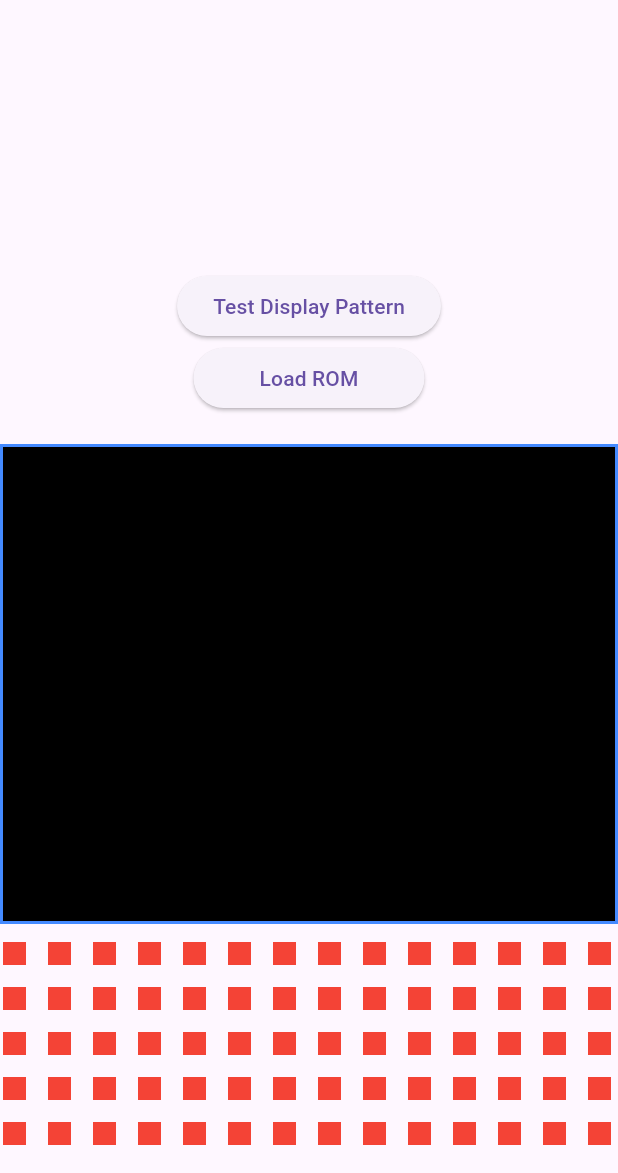
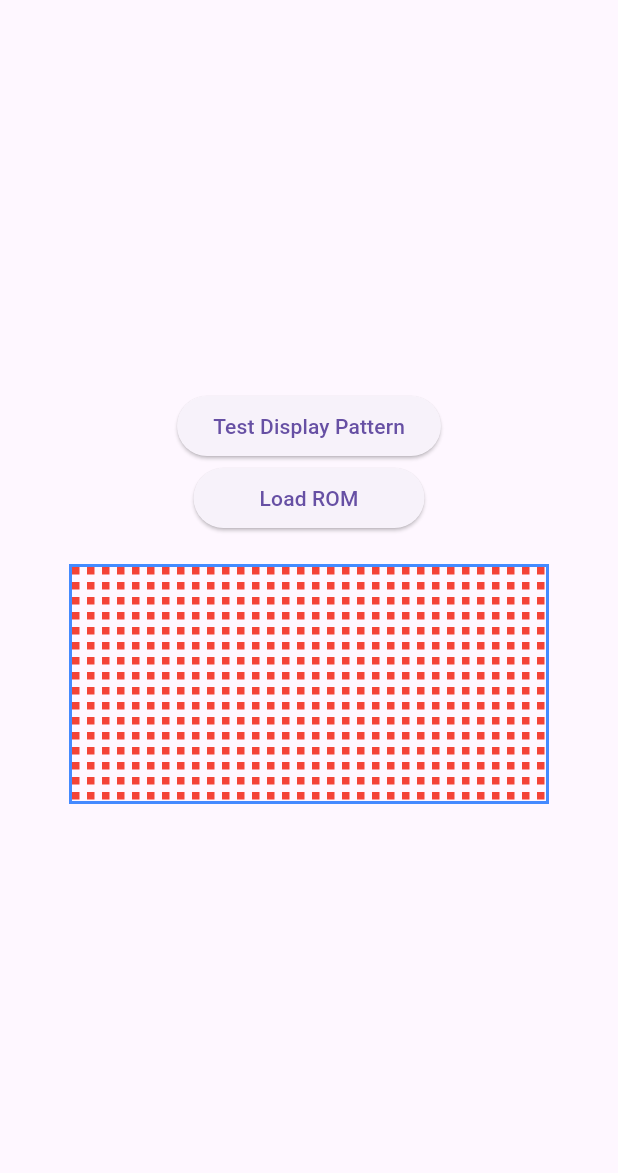
Before and after one commit to gotnull/derp8, a Flutter app: the screen it shows after launch, after a tap on "Test Display Pattern", on a phone screen of 412 x 824 dp, the part 63-1236 px from its top. Run offline on Flutter 3.47's test engine with Material 3 defaults, Android fonts, the phone set to English and light mode, and no system bars; our stand-ins replace file_picker; missing offline and left inert: window_manager.

Commit message:
I see pixels!

```diff
--- a/lib/lcd.dart
+++ b/lib/lcd.dart
@@ -11,12 +11,8 @@ class Chip8Painter extends CustomPainter {
 
   @override
   void paint(Canvas canvas, Size size) {
-    final Paint paint = Paint()
-      ..style = PaintingStyle.fill
-      ..isAntiAlias = false
-      ..color = Colors.red;
+    final Paint paint = Paint()..color = Colors.red;
 
-    // Draw each pixel according to the display array with fixed pixelSize
     for (int y = 0; y < screenHeight; y++) {
       for (int x = 0; x < screenWidth; x++) {
         if (display[y * screenWidth + x] == 1) {
@@ -27,8 +23,6 @@ class Chip8Painter extends CustomPainter {
             pixelSize,
           );
           canvas.drawRect(pixelRect, paint);
-          print(
-              "Drawing red pixel at ($x, $y) with fixed size ($pixelSize, $pixelSize)");
         }
       }
     }
--- a/lib/screen.dart
+++ b/lib/screen.dart
@@ -15,7 +15,7 @@ class Chip8Screen extends StatefulWidget {
 class Chip8ScreenState extends State<Chip8Screen> {
   final int screenWidth = 64;
   final int screenHeight = 32;
-  final double pixelSize = 10.0;
+  final double pixelSize = 5.0;
   bool isRomLoaded = false;
 
   @override
@@ -30,7 +30,6 @@ class Chip8ScreenState extends State<Chip8Screen> {
             ((x % 2 == 0) && (y % 2 == 0)) ? 1 : 0;
       }
     }
-    print("Test Pattern Display Array: ${widget.chip8.display}");
     setState(() {
       isRomLoaded = true;
     });
@@ -86,24 +85,21 @@ class Chip8ScreenState extends State<Chip8Screen> {
             ),
             const SizedBox(height: 20),
             if (isRomLoaded)
-              Container(
-                width: 640,
-                height: 320,
-                decoration: BoxDecoration(
-                  border: Border.all(
-                    color: Colors.blueAccent,
-                    width: 2,
-                  ), // Debug border
-                ),
-                child: CustomPaint(
-                  painter: Chip8Painter(
-                      widget.chip8.display, screenWidth, screenHeight, 15),
-                  child: Container(
-                    width:
-                        screenWidth * 10.0, // Width for 10px each (640px wide)
-                    height: screenHeight *
-                        10.0, // Height for 10px each (320px tall)
-                    color: Colors.black,
+              Align(
+                alignment: Alignment.center,
+                child: Container(
+                  width: screenWidth * pixelSize,
+                  height: screenHeight * pixelSize,
+                  decoration: BoxDecoration(
+                    border: Border.all(color: Colors.blueAccent, width: 2),
+                  ),
+                  child: CustomPaint(
+                    painter: Chip8Painter(
+                      widget.chip8.display,
+                      screenWidth,
+                      screenHeight,
+                      pixelSize,
+                    ),
                   ),
                 ),
               )
```
